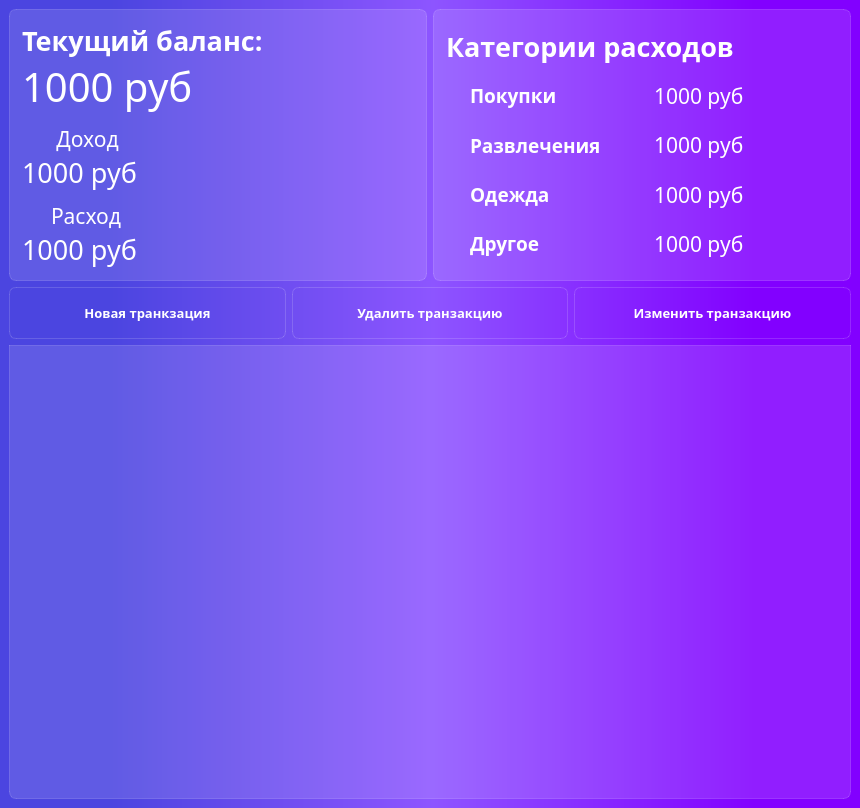
The window that ui/Mainwindow.ui (Isizov2007/Project-on-PyQt6) describes before a commit, drawn with Qt 5.
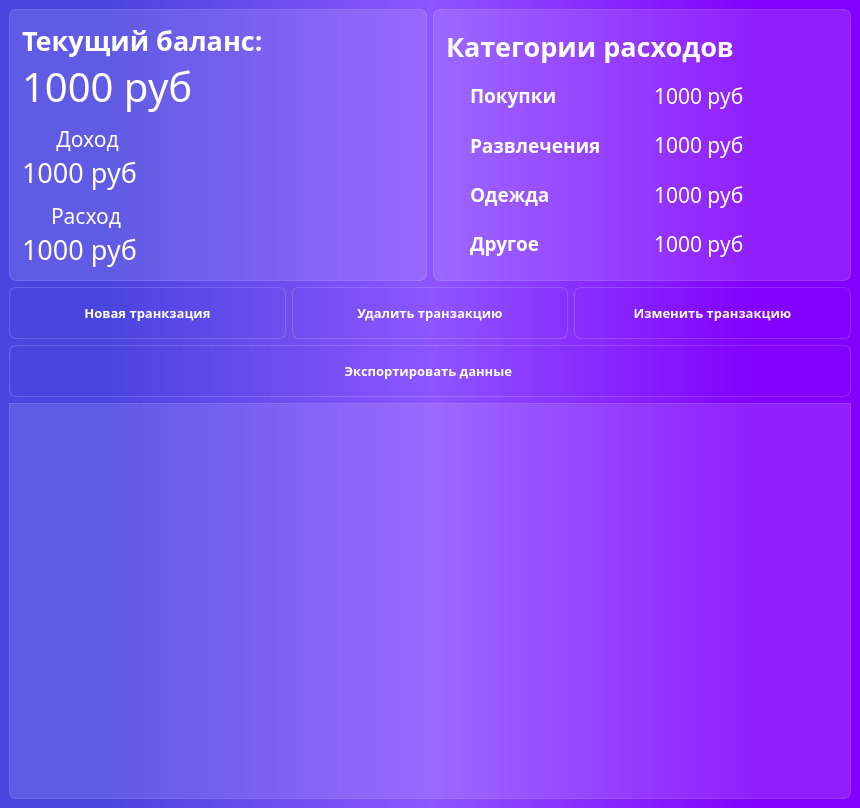
The same window after the commit. Icons and pictures are not drawn.

The edit to the form file:
```diff
--- a/ui/Mainwindow.ui
+++ b/ui/Mainwindow.ui
@@ -525,6 +525,33 @@
       </item>
      </layout>
     </item>
+    <item>
+     <widget class="QPushButton" name="pushButton_export">
+      <property name="styleSheet">
+       <string notr="true">color: rgb(255, 255, 255);
+font-weight: bold;
+font-size: 10pt;
+background-color: none;
+border: 1px solid rgba(250, 250, 250, 40);
+border-radius: 7px;
+width: 230px;
+height: 50px</string>
+      </property>
+      <property name="text">
+       <string>Экспортировать данные </string>
+      </property>
+      <property name="icon">
+       <iconset>
+        <normaloff>../../../Downloads/file_export_24dp_FFFFFF_FILL0_wght400_GRAD0_opsz24.png</normaloff>../../../Downloads/file_export_24dp_FFFFFF_FILL0_wght400_GRAD0_opsz24.png</iconset>
+      </property>
+      <property name="iconSize">
+       <size>
+        <width>30</width>
+        <height>25</height>
+       </size>
+      </property>
+     </widget>
+    </item>
     <item>
      <widget class="QTableView" name="tableView">
       <property name="styleSheet">
```
Left out of the diff: 4 changed lines with no effect on the pictures.
